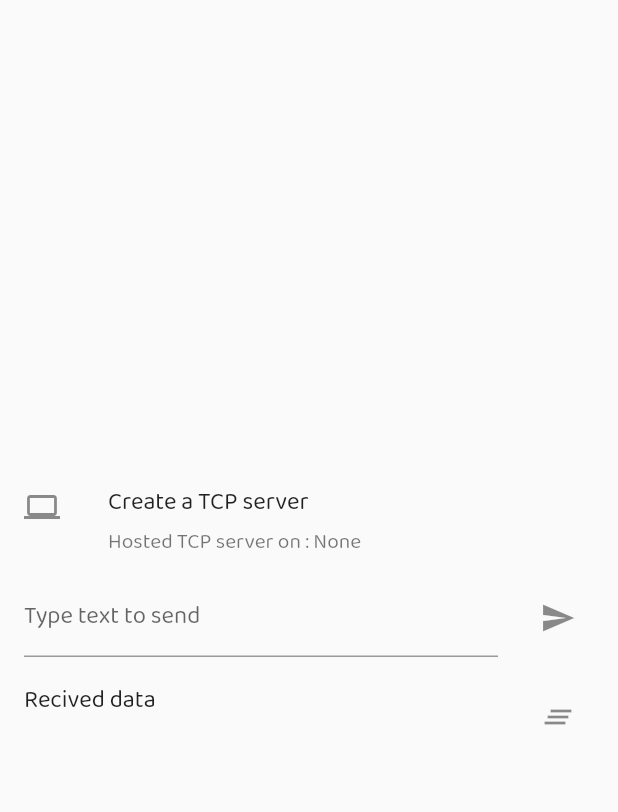
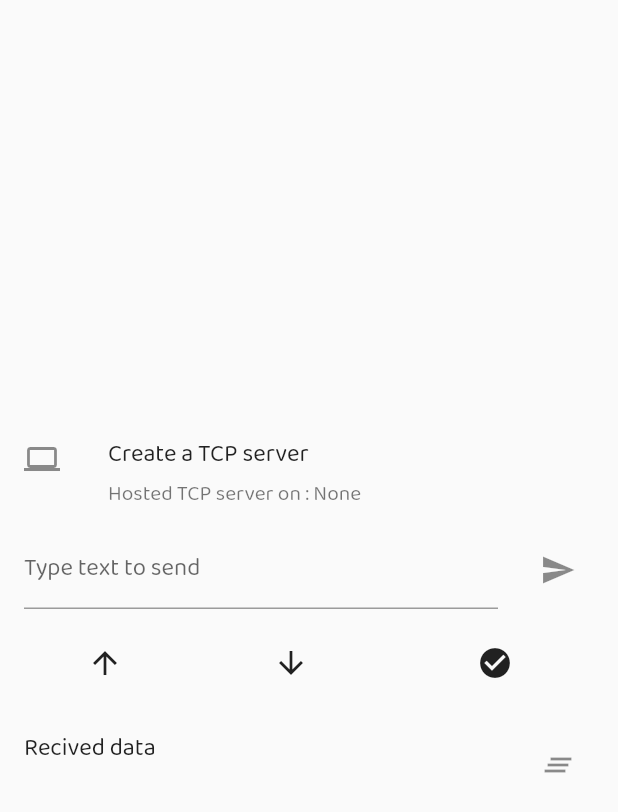
Before and after one commit to richardjoy530/ibis, a Flutter app: the screen it shows after launch, after a tap on the "phonelink off" icon, on a phone screen of 412 x 824 dp. Shown: the top 812 px of the screen. Run offline on Flutter 3.47's test engine with Material 2 defaults, Android fonts, the phone set to English and light mode, and no system bars; our stand-ins replace flare_flutter.

```diff
--- a/lib/main.dart
+++ b/lib/main.dart
@@ -33,9 +33,11 @@ class _HomePageState extends State<HomePage> with TickerProviderStateMixin {
   double progressDegrees = 0;
   double time = 1;
   String height = '';
+  TabController tabController;
 
   @override
   void initState() {
+    tabController = TabController(length: 3, vsync: this);
     super.initState();
   }
 
@@ -203,7 +205,7 @@ class _HomePageState extends State<HomePage> with TickerProviderStateMixin {
                   ),
                 ),
                 Padding(
-                  padding: const EdgeInsets.fromLTRB(8, 8, 8, 50),
+                  padding: const EdgeInsets.fromLTRB(8, 8, 8, 8),
                   child: GestureDetector(
                     onTap: () {
                       setState(() {
@@ -410,6 +412,8 @@ class _SocketScreenState extends State<SocketScreen> {
   bool isConnected = false;
   bool fetching = false;
   List<Socket> socketList = [];
+  bool tap = false;
+  bool _loopActive = false;
 
   @override
   void initState() {
@@ -469,6 +473,43 @@ class _SocketScreenState extends State<SocketScreen> {
                   },
                 ),
               ),
+              Padding(
+                padding: const EdgeInsets.all(8.0),
+                child: Row(
+                  mainAxisAlignment: MainAxisAlignment.spaceAround,
+                  children: <Widget>[
+                    Listener(
+                      child: Icon(Icons.arrow_upward),
+                      onPointerDown: (data) {
+                        print('tap up');
+                        tap = true;
+                        heightOnTap(socket, '1');
+                      },
+                      onPointerUp: (data) {
+                        print('cancel');
+                        tap = false;
+                      },
+                    ),
+                    Listener(
+                      child: Icon(Icons.arrow_downward),
+                      onPointerDown: (data) {
+                        print('tap up');
+                        tap = true;
+                        heightOnTap(socket, '-1');
+                      },
+                      onPointerUp: (data) {
+                        print('cancel');
+                        tap = false;
+                      },
+                    ),
+                    IconButton(
+                        icon: Icon(Icons.check_circle),
+                        onPressed: () {
+                          socket.write('true');
+                        })
+                  ],
+                ),
+              ),
               Container(
                 child: ListTile(
                     trailing: IconButton(
@@ -487,6 +528,17 @@ class _SocketScreenState extends State<SocketScreen> {
         ),
       ),
     );
+  }
+
+  heightOnTap(Socket socket, String value) async {
+    if (_loopActive) return;
+
+    _loopActive = true;
+    while (tap == true) {
+      socket.write(value);
+      await Future.delayed(Duration(milliseconds: 500));
+    }
+    _loopActive = false;
   }
 
   Future<void> setServerIP(context) async {
@@ -513,13 +565,6 @@ class _SocketScreenState extends State<SocketScreen> {
                 decoration: InputDecoration(
                     hintText: 'Server IP', disabledBorder: InputBorder.none),
               ),
-//              trailing: IconButton(
-//                  icon: Icon(Icons.check),
-//                  onPressed: () {
-//                    serverIP = ipEditingController.text;
-//                    connect();
-//                    Navigator.pop(context);
-//                  }),
             ),
             ListTile(
               title: TextField(
```
